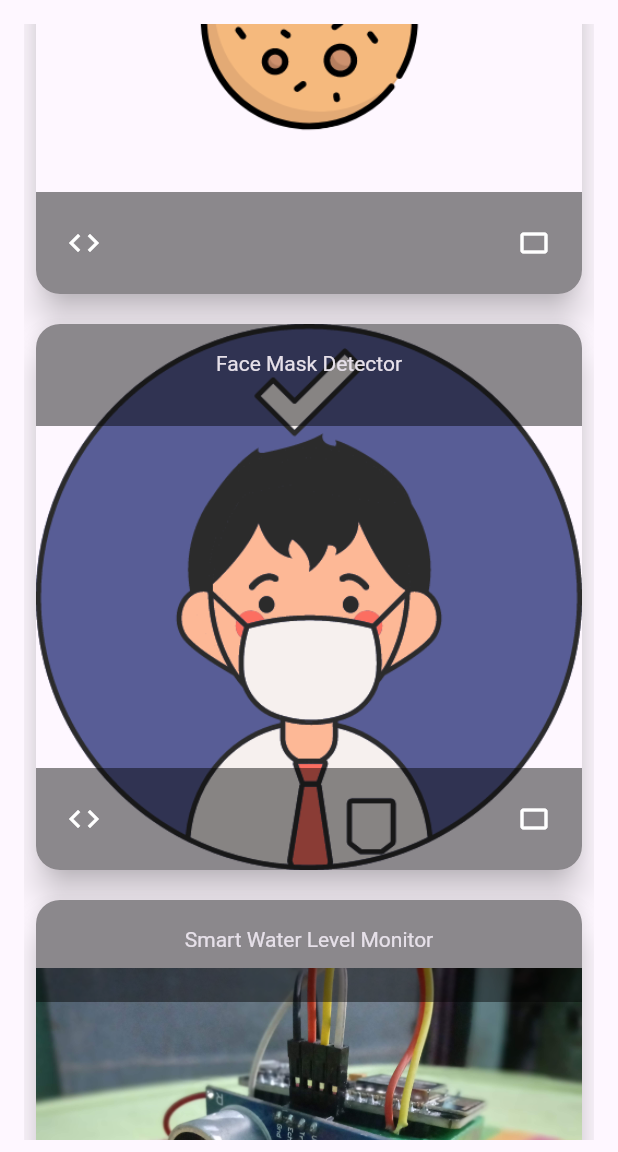
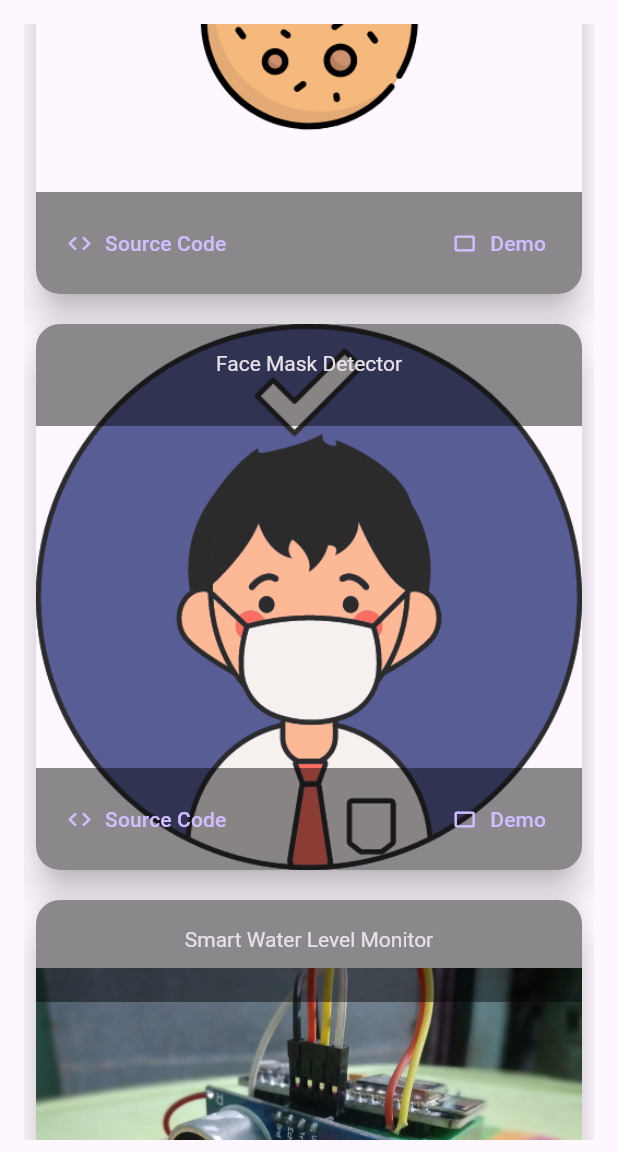
Before and after one commit to hafijulali/apps, a Flutter app: the screen it shows after launch, scrolled down 576 dp, on a phone screen of 412 x 824 dp, the part 84-1236 px from its top. Run offline on Flutter 3.47's test engine with Material 3 defaults, Android fonts, the phone set to English and light mode, and no system bars.

Commit message:
ADD : Feature to show alert dialog if demo link is not available

```diff
--- a/assets/projects.json
+++ b/assets/projects.json
@@ -36,7 +36,7 @@
     "name": "CLI 2048 Game",
     "description": "Command line Interface version of popular 2048 Game written in python.",
     "image": "cli-2048-game.png",
-    "demo": "https://replit.com/@hafijul/CLI-2048-Game?v=1",
+    "demo": "",
     "source": "https://gitlab.com/hafijulali/cli-2048-game"
   },
   {
@@ -44,7 +44,7 @@
     "name": "2048 Game",
     "description": "Popular 2048 Game written in python and PySimpleGUI as ui library.",
     "image": "2048-game.png",
-    "demo": "https://replit.com/@hafijul/2048-Game?v=1",
+    "demo": "",
     "source": "https://gitlab.com/hafijulali/2048-game"
   },
   {
@@ -52,7 +52,7 @@
     "name": "Rock Paper Scissors",
     "description": "Web based version of popular Rock Paper Scissors game written in python.",
     "image": "rock-paper-scissors-game.png",
-    "demo": "https://rpsg.deta.dev/",
+    "demo": "",
     "source": "https://gitlab.com/hafijulali/rock-paper-scissors-game"
   },
   {
@@ -60,7 +60,7 @@
     "name": "Resumify",
     "description": "Create your resume, just by filling a few details.",
     "image": "resumify.png",
-    "demo": "https://resumify.hafijulali.repl.co/",
+    "demo": "",
     "source": "https://gitlab.com/hafijulali/resumify"
   },
   {
@@ -68,7 +68,7 @@
     "name": "CLI Tic Tac Toe Game",
     "description": "Command line Interface version of popular Tic Tac Toe Game written in python.",
     "image": "cli-tic-tac-toe-game.png",
-    "demo": "https://replit.com/@hafijul/CLI-Tic-Tac-Toe-Game?v=1",
+    "demo": "",
     "source": "https://gitlab.com/hafijulali/cli-tic-tac-toe-game"
   },
   {
@@ -76,7 +76,7 @@
     "name": "Tic Tac Toe Game",
     "description": "Popular Tic Tac Toe Game written in python and PySimpleGUI as ui library.",
     "image": "tic-tac-toe-game.png",
-    "demo": "https://tttg.deta.dev/",
+    "demo": "",
     "source": "https://gitlab.com/hafijulali/tic-tac-toe-game"
   },
   {
@@ -84,7 +84,7 @@
     "name": "CLI Todo App",
     "description": "A simple, cli todo tool written in python. Written to be simple yet has quite handy features.",
     "image": "cli-todo-app.png",
-    "demo": "https://replit.com/@hafijul/CLI-Todo-App?v=1",
+    "demo": "",
     "source": "https://gitlab.com/hafijulali/cli-todo-app"
   },
   {
@@ -100,7 +100,7 @@
     "name": "Greeter",
     "description": "A dynamic greetings generator app to greet others on different events.",
     "image": "greeter.png",
-    "demo": "https://greeter.hafijulali.repl.co",
+    "demo": "",
     "source": "https://gitlab.com/hafijulali/greeter"
   },
   {
@@ -108,7 +108,7 @@
     "name": "FLAMES Game",
     "description": "A dynamic greetings generator app to greet others on different events.",
     "image": "flames-game.png",
-    "demo": "https://flames-game.deta.dev/",
+    "demo": "",
     "source": "https://gitlab.com/hafijulali/flames-game"
   },
   {
@@ -116,7 +116,7 @@
     "name": "Biped Robot",
     "description": "A dynamic greetings generator app to greet others on different events.",
     "image": "biped-robot.png",
-    "demo": "https://biped-robot.gitlab.io/website/",
+    "demo": "",
     "source": "https://gitlab.com/biped-robot/firmware"
   },
   {
@@ -124,7 +124,7 @@
     "name": "GuessMe",
     "description": "A simple number guessing game based on binary search approach.",
     "image": "guess-me.png",
-    "demo": "https://guessme.hafijulali.repl.co",
+    "demo": "",
     "source": "https://gitlab.com/hafijulali/guess-me"
   }
 ]
--- a/lib/homepage.dart
+++ b/lib/homepage.dart
@@ -1,5 +1,6 @@
 import 'package:flutter/material.dart';
 import 'package:url_launcher/url_launcher.dart';
+import 'alert_dialog.dart';
 import 'app.dart';
 
 class HomePage extends StatefulWidget {
@@ -50,8 +51,8 @@ class _HomePageState extends State<HomePage> {
             backgroundColor: Colors.black45,
             title: const Center(child: Text(' ')),
             subtitle: const Text(' '),
-            leading: IconButton(
-              tooltip: 'Source Code',
+            leading: TextButton.icon(
+              label: const Text('Source Code'),
               icon: const Icon(
                 Icons.code_outlined,
                 semanticLabel: 'Source Code',
@@ -61,14 +62,19 @@ class _HomePageState extends State<HomePage> {
                   {await launchUrl(Uri.parse(data[index]['source']))}
               },
             ),
-            trailing: IconButton(
-              tooltip: 'Demo',
+            trailing: TextButton.icon(
+              label: const Text('Demo'),
               icon: const Icon(
                 Icons.crop_landscape,
               ),
               onPressed: () async => {
                 if (await canLaunchUrl(Uri.parse(data[index]['demo'])))
                   {await launchUrl(Uri.parse(data[index]['demo']))}
+                else
+                  {
+                    showAlertDialog(context, 'Error',
+                        'Cannot launch demo, maybe a native application or it is currently down!')
+                  }
               },
             ),
           ),
@@ -102,40 +108,3 @@ class _HomePageState extends State<HomePage> {
         ),
       );
 }
-//         child: Row(
-//           children: <Widget>[
-//             Container(
-//               width: 100,
-//               height: 100,
-//               child: InkWell(
-//                 child: Container(
-//                   decoration: BoxDecoration(
-//                       borderRadius: BorderRadius.circular(15),
-//                       image: DecorationImage(
-//                           image: AssetImage('assets/${data[index]['image']}'))),
-//                 ),
-//               ),
-//             ),
-//             Column(children: <Widget>[
-//               Expanded(
-//                 child: InkWell(
-//                   child: Container(
-//                     decoration: BoxDecoration(
-//                         borderRadius: BorderRadius.circular(15),
-//                         image: DecorationImage(
-//                             image:
-//                                 AssetImage('assets/${data[index]['image']}'))),
-//                     child: Text(data.elementAt(index)['name']),
-//                   ),
-//                 ),
-//               ),
-//             ]),
-//             // Container(R
-//             //   decoration: const BoxDecoration(
-//             //     image: DecorationImage(image: NetworkImage("https://pixlok.com/wp-content/uploads/2021/05/flutter-logo.jpg")),
-//             //   ),
-//             // )
-//           ],
-//         ),
-//       );
-// }
--- a/pubspec.yaml
+++ b/pubspec.yaml
@@ -12,7 +12,7 @@ environment:
 dependencies:
   flutter:
     sdk: flutter
-  flutter_launcher_icons: ^0.13.1
+  flutter_launcher_icons: ^0.14.3
   flutter_localizations:
     sdk: flutter
   url_launcher: ^6.1.14
@@ -21,7 +21,7 @@ dev_dependencies:
   flutter_test:
     sdk: flutter
 
-  flutter_lints: ^2.0.0
+  flutter_lints: ^5.0.0
 
 flutter:
   uses-material-design: true
```
Also changed, not shown: lib/alert_dialog.dart (added, +31 -0 lines), pubspec.lock.
